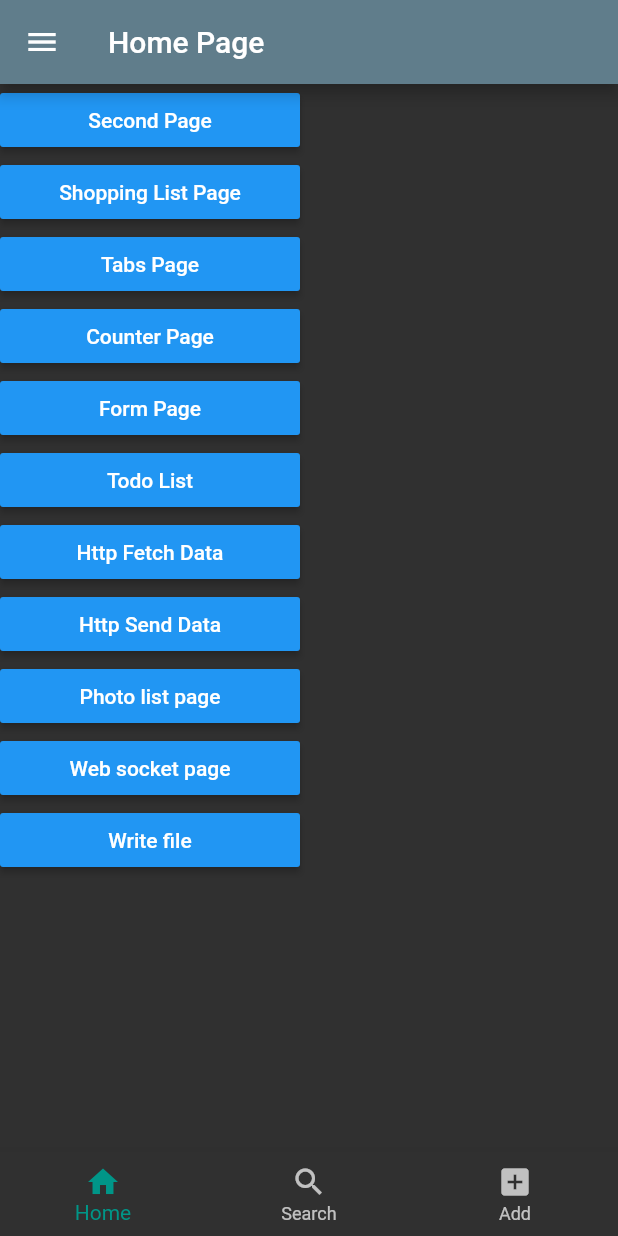
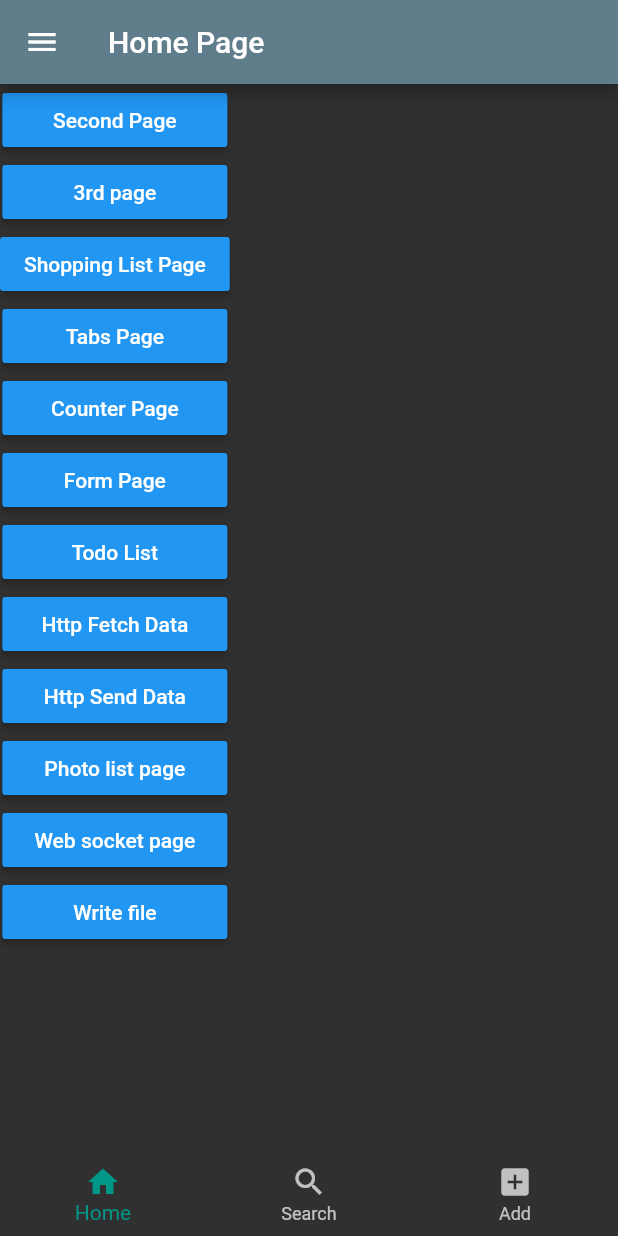
Before and after one commit to lmadhuranga/flutter-starter, a Flutter app: the screen it shows after launch, on a phone screen of 412 x 824 dp. Run offline on Flutter 3.47's test engine with Material 2 defaults, Android fonts, the phone set to English and light mode, and no system bars; missing offline and left inert: dart:ffi.

Commit message:
single child scroller view added

```diff
--- a/lib/HomePage.dart
+++ b/lib/HomePage.dart
@@ -1,10 +1,12 @@
 import 'dart:developer';
+import 'dart:ffi';
 
 import 'package:flutter/material.dart';
 
 class HomePage extends StatelessWidget {
   @override
   Widget build(BuildContext context) {
+    final minwidth = 150.0;
     return Scaffold(
       drawer: Drawer(
         elevation: 16.0,
@@ -66,11 +68,12 @@ class HomePage extends StatelessWidget {
       appBar: AppBar(
         title: Text('Home Page'),
       ),
-      body: Column(
+      body: SingleChildScrollView(
+        child: Column(
           // mainAxisAlignment: MainAxisAlignment.spaceEvenly,
           children: [
             ButtonTheme(
-            minWidth: 200.0,
+              minWidth: minwidth,
               child: RaisedButton(
                 child: Text('Second Page'),
                 onPressed: () {
@@ -79,7 +82,16 @@ class HomePage extends StatelessWidget {
               ),
             ),
             ButtonTheme(
-            minWidth: 200.0,
+              minWidth: minwidth,
+              child: RaisedButton(
+                child: Text('3rd page'),
+                onPressed: () {
+                  Navigator.pushNamed(context, '/third');
+                },
+              ),
+            ),
+            ButtonTheme(
+              minWidth: minwidth,
               child: RaisedButton(
                 child: Text('Shopping List Page'),
                 onPressed: () {
@@ -88,7 +100,7 @@ class HomePage extends StatelessWidget {
               ),
             ),
             ButtonTheme(
-            minWidth: 200.0,
+              minWidth: minwidth,
               child: RaisedButton(
                 child: Text('Tabs Page'),
                 onPressed: () {
@@ -97,7 +109,7 @@ class HomePage extends StatelessWidget {
               ),
             ),
             ButtonTheme(
-            minWidth: 200.0,
+              minWidth: minwidth,
               child: RaisedButton(
                 child: Text('Counter Page'),
                 onPressed: () {
@@ -106,7 +118,7 @@ class HomePage extends StatelessWidget {
               ),
             ),
             ButtonTheme(
-            minWidth: 200.0,
+              minWidth: minwidth,
               child: RaisedButton(
                 child: Text('Form Page'),
                 onPressed: () {
@@ -115,7 +127,7 @@ class HomePage extends StatelessWidget {
               ),
             ),
             ButtonTheme(
-            minWidth: 200.0,
+              minWidth: minwidth,
               child: RaisedButton(
                 child: Text('Todo List'),
                 onPressed: () {
@@ -124,7 +136,7 @@ class HomePage extends StatelessWidget {
               ),
             ),
             ButtonTheme(
-            minWidth: 200.0,
+              minWidth: minwidth,
               child: RaisedButton(
                 child: Text('Http Fetch Data'),
                 onPressed: () {
@@ -133,7 +145,7 @@ class HomePage extends StatelessWidget {
               ),
             ),
             ButtonTheme(
-            minWidth: 200.0,
+              minWidth: minwidth,
               child: RaisedButton(
                 child: Text('Http Send Data'),
                 onPressed: () {
@@ -142,7 +154,7 @@ class HomePage extends StatelessWidget {
               ),
             ),
             ButtonTheme(
-            minWidth: 200.0,
+              minWidth: minwidth,
               child: RaisedButton(
                 child: Text('Photo list page'),
                 onPressed: () {
@@ -151,7 +163,7 @@ class HomePage extends StatelessWidget {
               ),
             ),
             ButtonTheme(
-            minWidth: 200.0,
+              minWidth: minwidth,
               child: RaisedButton(
                 child: Text('Web socket page'),
                 onPressed: () {
@@ -160,7 +172,7 @@ class HomePage extends StatelessWidget {
               ),
             ),
             ButtonTheme(
-            minWidth: 200.0,
+              minWidth: minwidth,
               child: RaisedButton(
                 child: Text('Write file'),
                 onPressed: () {
@@ -169,6 +181,7 @@ class HomePage extends StatelessWidget {
               ),
             ),
           ],
+        ),
       ),
       bottomNavigationBar: BottomNavigationBar(
         currentIndex: 0,
--- a/lib/main.dart
+++ b/lib/main.dart
@@ -2,6 +2,7 @@ import 'package:flutter/material.dart';
 import 'package:flutter1/CounterPage.dart';
 import 'package:flutter1/PhotosList.dart';
 import 'package:flutter1/SendData.dart';
+import 'package:flutter1/ThirdPage.dart';
 import 'package:flutter1/ToDoList.dart';
 import 'package:flutter1/FetchHttp.dart';
 import 'package:flutter1/WebSocketPage.dart';
@@ -31,6 +32,7 @@ void main() {
         '/': (context) => HomePage(),
         // When navigating to the "/second" route, build the SecondScreen widget.
         '/second': (context) => SecondScreen(),
+      '/third': (context) => ThirdPage(),
         '/tabs': (context) => TabsPage(),
         '/counter': (context) => CounterPage(),
         '/shoppinglist': (context) => ShoppingList(
```
Also changed, not shown: lib/ThirdPage.dart (added, +37 -0 lines). Lines whose indentation alone changed are shown as unchanged.
